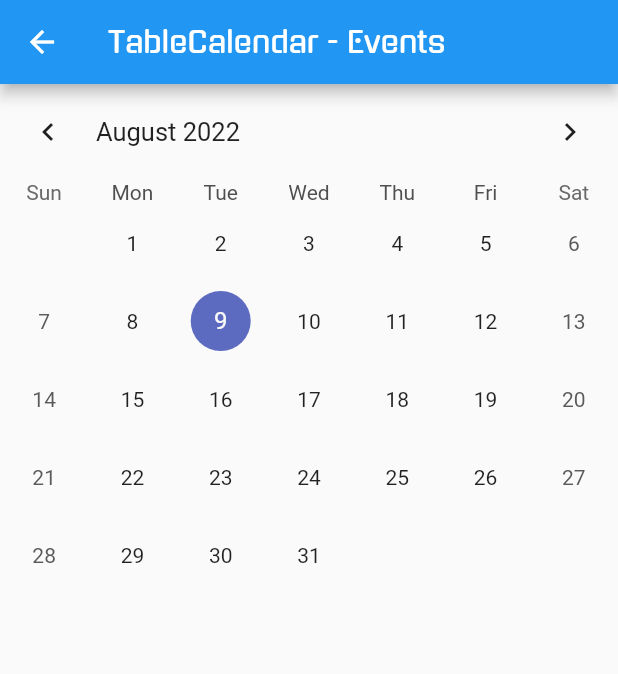
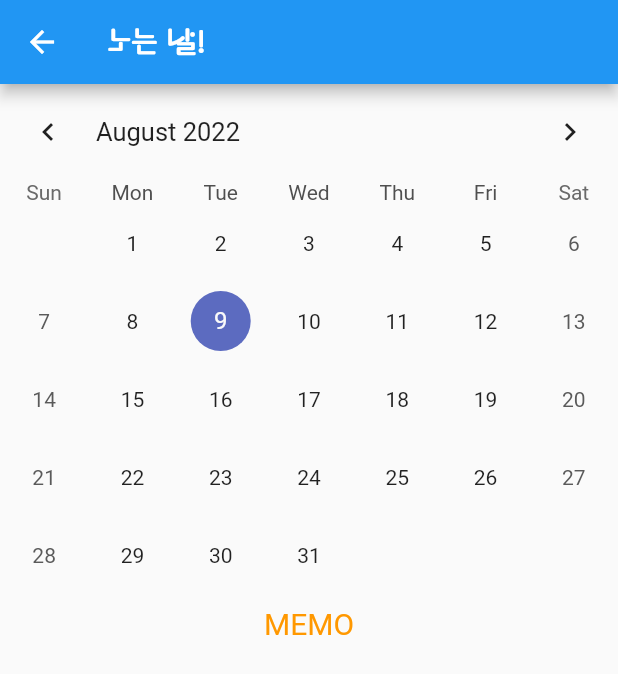
Before and after one commit to jaehyung0/diary, a Flutter app: the DateCalendar screen opened directly, on a phone screen of 412 x 824 dp. Shown: the top 674 px of the screen. Run offline on Flutter 3.47's test engine with Material 2 defaults, Android fonts, the phone set to English and light mode, and no system bars; drawn by our look-alikes of table_calendar; our stand-ins replace auto_size_text, cloud_firestore, firebase_auth, firebase_core, firebase_storage, get and 1 more; accounts and stored records are empty; Roboto replaces fonts that are missing (Wovud2).

Commit message:
version 2.3 달력색상, 리스트 변경

```diff
--- a/lib/date_calendar/date_calendar.dart
+++ b/lib/date_calendar/date_calendar.dart
@@ -64,14 +64,15 @@ class _DateCalendarState extends State<DateCalendar> {
   getMemoData() {
     FirebaseFirestore.instance
         .collection('schedule')
+        .where('userId', whereIn: [user!.uid])
         .get()
         .then((QuerySnapshot snapshot) {
-      print(snapshot.docs[0]['memo']);
+          if (snapshot.toString().isNotEmpty) {
             for (int i = 0; i < snapshot.docs.length; i++) {
               Timestamp time = snapshot.docs[i]['data'];
-        var date = DateTime.fromMillisecondsSinceEpoch(time.seconds * 1000);
+              var date =
+                  DateTime.fromMillisecondsSinceEpoch(time.seconds * 1000);
               String memo = snapshot.docs[i]['memo'] ?? '';
-        print(map);
               if (map.containsKey(date)) {
                 map[date]?.add(Event(memo));
               } else {
@@ -79,8 +80,7 @@ class _DateCalendarState extends State<DateCalendar> {
                 memoList.add(Event(memo));
                 map.addAll({date: memoList});
               }
-
-        print(map);
+            }
           }
         });
   }
@@ -90,7 +90,7 @@ class _DateCalendarState extends State<DateCalendar> {
     return Scaffold(
       resizeToAvoidBottomInset: false,
       appBar: AppBar(
-        title: const Text('TableCalendar - Events'),
+        title: const Text('노는 날!'),
       ),
       body: Column(
         children: [
@@ -175,6 +175,9 @@ class _DateCalendarState extends State<DateCalendar> {
             },
           ),
           const SizedBox(height: 8.0),
+          const Text('MEMO',
+              style: TextStyle(fontSize: 20, color: Colors.orange)),
+          const SizedBox(height: 8.0),
           Expanded(
             child: ValueListenableBuilder<List<Event>>(
               valueListenable: _selectedEvents,
@@ -188,12 +191,16 @@ class _DateCalendarState extends State<DateCalendar> {
                         vertical: 4.0,
                       ),
                       decoration: BoxDecoration(
-                        border: Border.all(),
+                        border: Border.all(color: Colors.lightBlue),
                         borderRadius: BorderRadius.circular(12.0),
                       ),
                       child: ListTile(
                         onTap: () => print('${value[index]}'),
-                        title: Text('${value[index]}'),
+                        title: Text(
+                          '${value[index]}',
+                          style: const TextStyle(
+                              fontFamily: 'wovud2', color: Colors.pinkAccent),
+                        ),
                       ),
                     );
                   },
--- a/lib/diary/diary.dart
+++ b/lib/diary/diary.dart
@@ -36,7 +36,9 @@ class _DiaryPageState extends State<DiaryPage> {
     final pickedImageFile = await imagePicker.pickImage(
       source: ImageSource.camera,
       imageQuality: 100,
-      maxHeight: MediaQuery.of(context).size.width - 40,
+      maxHeight: 640,
+      maxWidth: 480,
+      // maxHeight: MediaQuery.of(context).size.width - 40,
     );
 
     setState(() {
--- a/lib/diary/diarylist.dart
+++ b/lib/diary/diarylist.dart
@@ -76,6 +76,12 @@ class _DiaryListState extends State<DiaryList> {
                               'image': image
                             });
                           },
+                          onLongPress: () {
+                            FirebaseFirestore.instance
+                                .collection('diary')
+                                .doc(diaryInfo[index].id)
+                                .delete();
+                          },
                           child: Card(
                             elevation: 3,
                             child: Padding(
```
Lines whose indentation alone changed are shown as unchanged.
